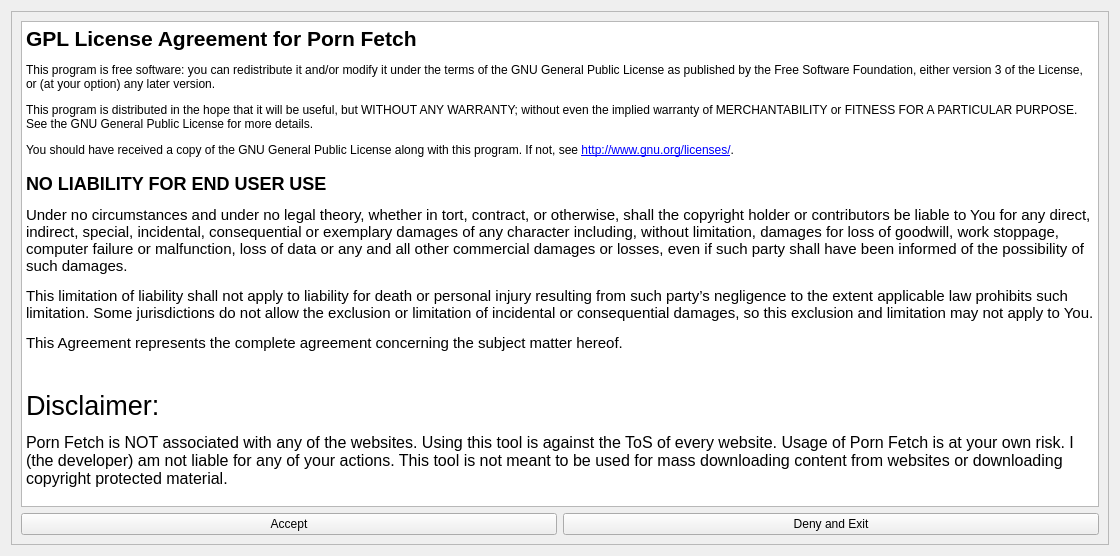
Qt form src/frontend/License.ui (EchterAlsFake/Porn_Fetch) before a commit.
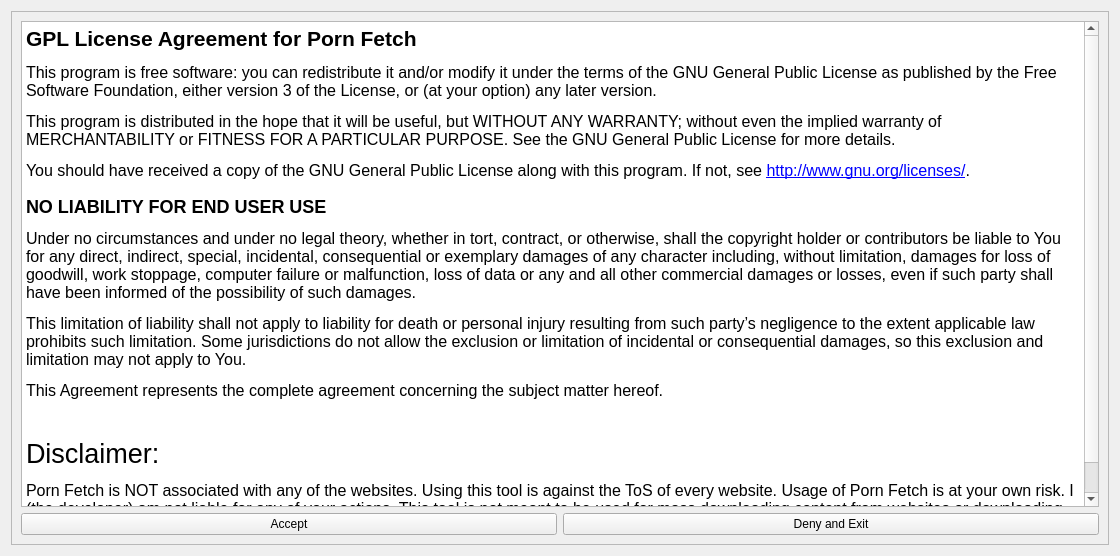
The same form after that commit.

Commit message:
- disabled limitations on spin boxes - split progressbars into separate widget - set a higher font size for the license widget - some refactoring around the client - implemented a stop button for loading video objects - improved debug messages (a little bit)
! I am currently sick, so I won't be able to commit as much as regularly

Diff of the .ui file:
```diff
--- a/src/frontend/License.ui
+++ b/src/frontend/License.ui
@@ -53,13 +53,13 @@
 p, li { white-space: pre-wrap; }
 &lt;/style&gt;&lt;/head&gt;&lt;body style=&quot; font-family:'Sans Serif'; font-size:9pt; font-weight:400; font-style:normal;&quot;&gt;
 &lt;p style=&quot; margin-top:0px; margin-bottom:0px; margin-left:0px; margin-right:0px; -qt-block-indent:0; text-indent:0px;&quot;&gt;&lt;span style=&quot; font-size:16pt; font-weight:704;&quot;&gt;GPL License Agreement for Porn Fetch&lt;/span&gt;&lt;/p&gt;
-&lt;p style=&quot; margin-top:12px; margin-bottom:12px; margin-left:0px; margin-right:0px; -qt-block-indent:0; text-indent:0px;&quot;&gt;This program is free software: you can redistribute it and/or modify it under the terms of the GNU General Public License as published by the Free Software Foundation, either version 3 of the License, or (at your option) any later version.&lt;/p&gt;
-&lt;p style=&quot; margin-top:12px; margin-bottom:12px; margin-left:0px; margin-right:0px; -qt-block-indent:0; text-indent:0px;&quot;&gt;This program is distributed in the hope that it will be useful, but WITHOUT ANY WARRANTY; without even the implied warranty of MERCHANTABILITY or FITNESS FOR A PARTICULAR PURPOSE. See the GNU General Public License for more details.&lt;/p&gt;
-&lt;p style=&quot; margin-top:12px; margin-bottom:12px; margin-left:0px; margin-right:0px; -qt-block-indent:0; text-indent:0px;&quot;&gt;You should have received a copy of the GNU General Public License along with this program. If not, see &lt;a href=&quot;http://www.gnu.org/licenses/&quot;&gt;&lt;span style=&quot; text-decoration: underline; color:#0000ff;&quot;&gt;http://www.gnu.org/licenses/&lt;/span&gt;&lt;/a&gt;.&lt;/p&gt;
+&lt;p style=&quot; margin-top:12px; margin-bottom:12px; margin-left:0px; margin-right:0px; -qt-block-indent:0; text-indent:0px;&quot;&gt;&lt;span style=&quot; font-size:12pt;&quot;&gt;This program is free software: you can redistribute it and/or modify it under the terms of the GNU General Public License as published by the Free Software Foundation, either version 3 of the License, or (at your option) any later version.&lt;/span&gt;&lt;/p&gt;
+&lt;p style=&quot; margin-top:12px; margin-bottom:12px; margin-left:0px; margin-right:0px; -qt-block-indent:0; text-indent:0px;&quot;&gt;&lt;span style=&quot; font-size:12pt;&quot;&gt;This program is distributed in the hope that it will be useful, but WITHOUT ANY WARRANTY; without even the implied warranty of MERCHANTABILITY or FITNESS FOR A PARTICULAR PURPOSE. See the GNU General Public License for more details.&lt;/span&gt;&lt;/p&gt;
+&lt;p style=&quot; margin-top:12px; margin-bottom:12px; margin-left:0px; margin-right:0px; -qt-block-indent:0; text-indent:0px;&quot;&gt;&lt;span style=&quot; font-size:12pt;&quot;&gt;You should have received a copy of the GNU General Public License along with this program. If not, see &lt;/span&gt;&lt;a href=&quot;http://www.gnu.org/licenses/&quot;&gt;&lt;span style=&quot; font-size:12pt; text-decoration: underline; color:#0000ff;&quot;&gt;http://www.gnu.org/licenses/&lt;/span&gt;&lt;/a&gt;&lt;span style=&quot; font-size:12pt;&quot;&gt;.&lt;/span&gt;&lt;/p&gt;
 &lt;h2 style=&quot; margin-top:16px; margin-bottom:12px; margin-left:0px; margin-right:0px; -qt-block-indent:0; text-indent:0px;&quot;&gt;&lt;span style=&quot; font-size:x-large; font-weight:704;&quot;&gt;NO LIABILITY FOR END USER USE&lt;/span&gt;&lt;/h2&gt;
-&lt;p style=&quot; margin-top:12px; margin-bottom:12px; margin-left:0px; margin-right:0px; -qt-block-indent:0; text-indent:0px;&quot;&gt;&lt;span style=&quot; font-size:11pt;&quot;&gt;Under no circumstances and under no legal theory, whether in tort, contract, or otherwise, shall the copyright holder or contributors be liable to You for any direct, indirect, special, incidental, consequential or exemplary damages of any character including, without limitation, damages for loss of goodwill, work stoppage, computer failure or malfunction, loss of data or any and all other commercial damages or losses, even if such party shall have been informed of the possibility of such damages.&lt;/span&gt;&lt;/p&gt;
-&lt;p style=&quot; margin-top:12px; margin-bottom:12px; margin-left:0px; margin-right:0px; -qt-block-indent:0; text-indent:0px;&quot;&gt;&lt;span style=&quot; font-size:11pt;&quot;&gt;This limitation of liability shall not apply to liability for death or personal injury resulting from such party’s negligence to the extent applicable law prohibits such limitation. Some jurisdictions do not allow the exclusion or limitation of incidental or consequential damages, so this exclusion and limitation may not apply to You.&lt;/span&gt;&lt;/p&gt;
-&lt;p style=&quot; margin-top:12px; margin-bottom:12px; margin-left:0px; margin-right:0px; -qt-block-indent:0; text-indent:0px;&quot;&gt;&lt;span style=&quot; font-size:11pt;&quot;&gt;This Agreement represents the complete agreement concerning the subject matter hereof.&lt;/span&gt;&lt;/p&gt;
+&lt;p style=&quot; margin-top:12px; margin-bottom:12px; margin-left:0px; margin-right:0px; -qt-block-indent:0; text-indent:0px;&quot;&gt;&lt;span style=&quot; font-size:12pt;&quot;&gt;Under no circumstances and under no legal theory, whether in tort, contract, or otherwise, shall the copyright holder or contributors be liable to You for any direct, indirect, special, incidental, consequential or exemplary damages of any character including, without limitation, damages for loss of goodwill, work stoppage, computer failure or malfunction, loss of data or any and all other commercial damages or losses, even if such party shall have been informed of the possibility of such damages.&lt;/span&gt;&lt;/p&gt;
+&lt;p style=&quot; margin-top:12px; margin-bottom:12px; margin-left:0px; margin-right:0px; -qt-block-indent:0; text-indent:0px;&quot;&gt;&lt;span style=&quot; font-size:12pt;&quot;&gt;This limitation of liability shall not apply to liability for death or personal injury resulting from such party’s negligence to the extent applicable law prohibits such limitation. Some jurisdictions do not allow the exclusion or limitation of incidental or consequential damages, so this exclusion and limitation may not apply to You.&lt;/span&gt;&lt;/p&gt;
+&lt;p style=&quot; margin-top:12px; margin-bottom:12px; margin-left:0px; margin-right:0px; -qt-block-indent:0; text-indent:0px;&quot;&gt;&lt;span style=&quot; font-size:12pt;&quot;&gt;This Agreement represents the complete agreement concerning the subject matter hereof.&lt;/span&gt;&lt;/p&gt;
 &lt;p style=&quot;-qt-paragraph-type:empty; margin-top:12px; margin-bottom:12px; margin-left:0px; margin-right:0px; -qt-block-indent:0; text-indent:0px;&quot;&gt;&lt;br /&gt;&lt;/p&gt;
 &lt;p style=&quot; margin-top:12px; margin-bottom:12px; margin-left:0px; margin-right:0px; -qt-block-indent:0; text-indent:0px;&quot;&gt;&lt;span style=&quot; font-size:20pt;&quot;&gt;Disclaimer:&lt;/span&gt;&lt;/p&gt;
 &lt;p style=&quot; margin-top:12px; margin-bottom:12px; margin-left:0px; margin-right:0px; -qt-block-indent:0; text-indent:0px;&quot;&gt;&lt;span style=&quot; font-size:12pt;&quot;&gt;Porn Fetch is NOT associated with any of the websites. Using this tool is against the ToS of every website. Usage of Porn Fetch is at your own risk. I (the developer) am not liable for any of your actions. This tool is not meant to be used for mass downloading content from websites or downloading copyright protected material.&lt;/span&gt;&lt;/p&gt;&lt;/body&gt;&lt;/html&gt;</string>
```
The commit also changes 8 other files.
